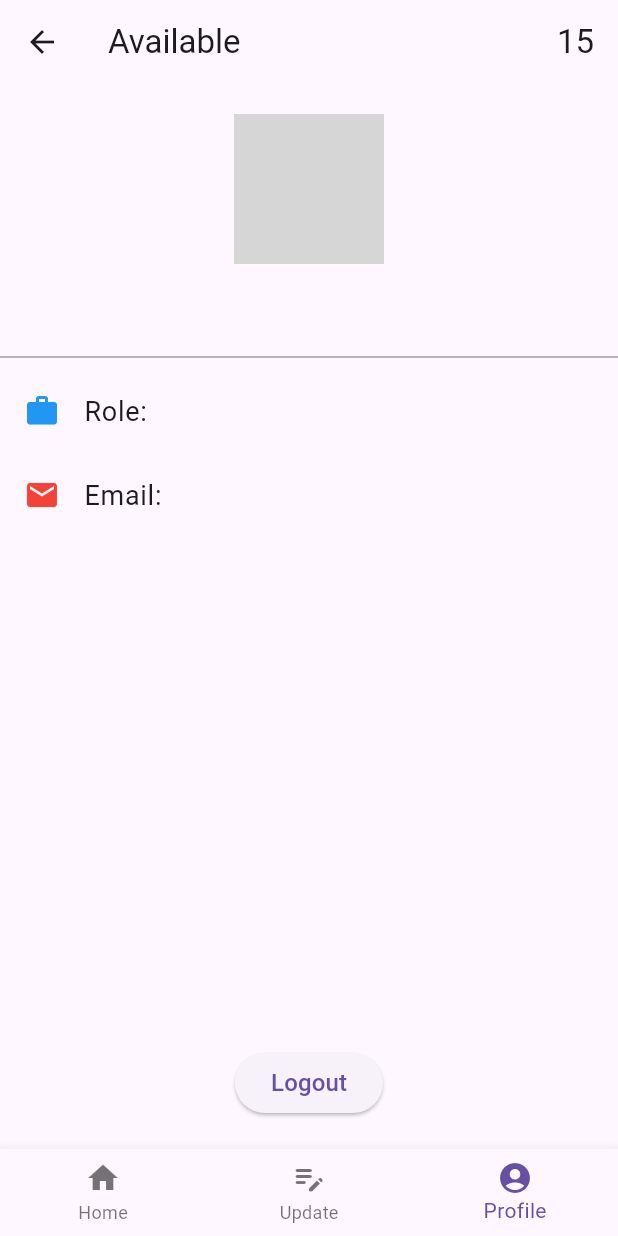
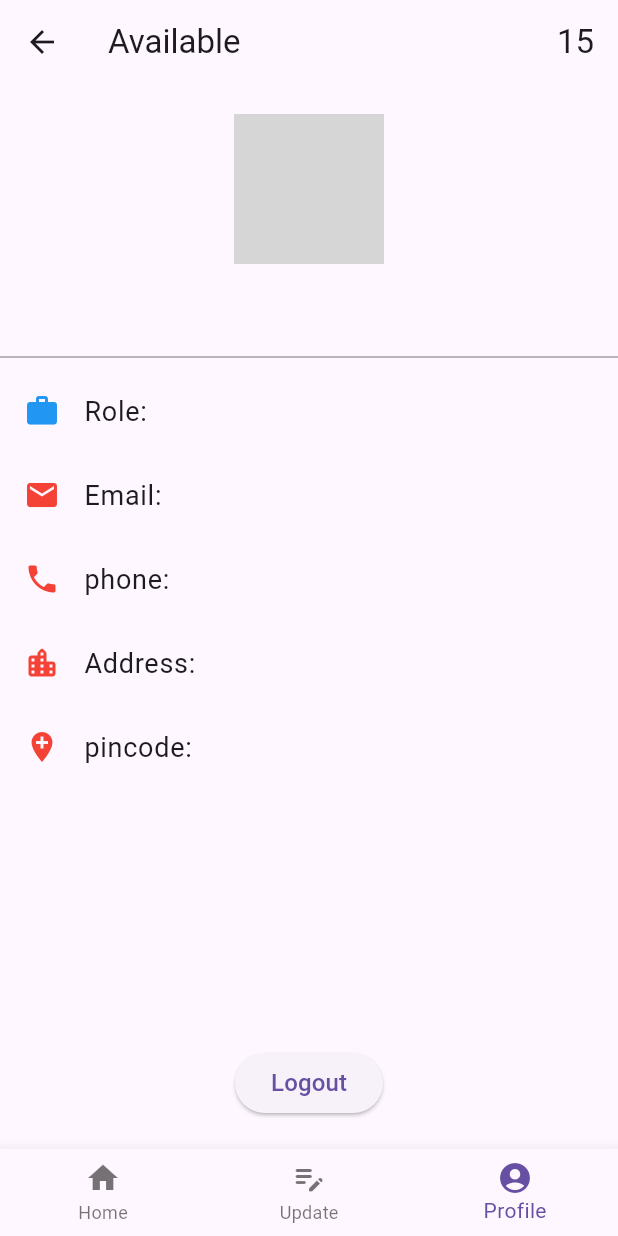
Before and after one commit to Rahulchavan3/pirateprogrammers, a Flutter app: the HomeBankScreen screen opened by its route, item 3 of the bottom bar chosen, on a phone screen of 412 x 824 dp. Run offline on Flutter 3.47's test engine with Material 3 defaults, Android fonts, the phone set to English and light mode, and no system bars; our stand-ins replace cloud_firestore, firebase_auth, firebase_core, firebase_storage, image_picker; accounts and stored records are empty; network calls fail; grey boxes are pictures that could not be loaded.

Commit message:
foodbank profile

```diff
--- a/lib/Bank/bank_home_page.dart
+++ b/lib/Bank/bank_home_page.dart
@@ -27,6 +27,7 @@ class _HomeBankScreenState extends State<HomeBankScreen> {
       }
     });
   }
+
   @override
   Widget build(BuildContext context) {
     return Scaffold(
@@ -152,7 +153,6 @@ class _HomeBankScreenState extends State<HomeBankScreen> {
           Row(
             mainAxisAlignment: MainAxisAlignment.center,
             children: [
-
               FloatingActionButton(
                 onPressed: _decrementCounter,
                 tooltip: 'Decrement',
@@ -184,7 +184,6 @@ class _HomeBankScreenState extends State<HomeBankScreen> {
     );
   }
 
-
   void _saveCounterToFirestore(String userId, int counterValue) {
     final FirebaseFirestore _firestore = FirebaseFirestore.instance;
 
@@ -198,8 +197,6 @@ void _saveCounterToFirestore(String userId, int counterValue) {
       print('Failed to save counter value: $error');
     });
   }
-
-
 
   Widget _buildProfileOverlay() {
     final FirebaseAuth _auth = FirebaseAuth.instance;
@@ -217,10 +214,20 @@ void _saveCounterToFirestore(String userId, int counterValue) {
             return Text('No profile data found');
           }
           final profileData = snapshot.data!.data() as Map<String, dynamic>;
-        final name = profileData['name']; // Fetch the 'name' field from Firestore
-        final email = profileData['email']; // Fetch the 'email' field from Firestore
-        final profileImage = profileData['profileImage']; // Fetch the 'profileImage' field from Firestore
-        final role = profileData['role']; // Fetch the 'role' field from Firestore
+          final name =
+              profileData['name']; // Fetch the 'name' field from Firestore
+          final email =
+              profileData['email']; // Fetch the 'email' field from Firestore
+          final profileImage = profileData[
+              'profileImage']; // Fetch the 'profileImage' field from Firestore
+          final role =
+              profileData['role']; // Fetch the 'role' field from Firestore
+          final address =
+              profileData['address']; // Fetch the 'role' field from Firestore
+          final phone =
+              profileData['phone']; // Fetch the 'role' field from Firestore
+          final pincode =
+              profileData['pincode']; // Fetch the 'role' field from Firestore
 
           return Column(
             crossAxisAlignment: CrossAxisAlignment.start,
@@ -240,7 +247,10 @@ void _saveCounterToFirestore(String userId, int counterValue) {
               Center(
                 child: Text(
                   name,
-                style: TextStyle(fontSize: 24, fontWeight: FontWeight.bold, color: Colors.black),
+                  style: TextStyle(
+                      fontSize: 24,
+                      fontWeight: FontWeight.bold,
+                      color: Colors.black),
                 ),
               ),
               SizedBox(height: 10),
@@ -253,6 +263,18 @@ void _saveCounterToFirestore(String userId, int counterValue) {
                 leading: Icon(Icons.email, color: Colors.red),
                 title: Text('Email: $email', style: TextStyle(fontSize: 18)),
               ),
+              ListTile(
+                leading: Icon(Icons.phone, color: Colors.red),
+                title: Text('phone: $phone', style: TextStyle(fontSize: 18)),
+              ),
+              ListTile(
+                leading: Icon(Icons.location_city_rounded, color: Colors.red),
+                title: Text('Address: $address', style: TextStyle(fontSize: 18)),
+              ),
+              ListTile(
+                leading: Icon(Icons.add_location, color: Colors.red),
+                title: Text('pincode: $pincode', style: TextStyle(fontSize: 18)),
+              ),
               Spacer(),
               Center(
                 child: ElevatedButton(
@@ -260,7 +282,8 @@ void _saveCounterToFirestore(String userId, int counterValue) {
                     await _auth.signOut();
                     Navigator.pushReplacement(
                       context,
-                    MaterialPageRoute(builder: (context) => const LoginPage()),
+                      MaterialPageRoute(
+                          builder: (context) => const LoginPage()),
                     );
                   },
                   child: Text('Logout', style: TextStyle(fontSize: 16)),
@@ -273,7 +296,6 @@ void _saveCounterToFirestore(String userId, int counterValue) {
       },
     );
   }
-
 }
 
 class NameItem extends StatelessWidget {
```
Lines whose indentation alone changed are shown as unchanged.
